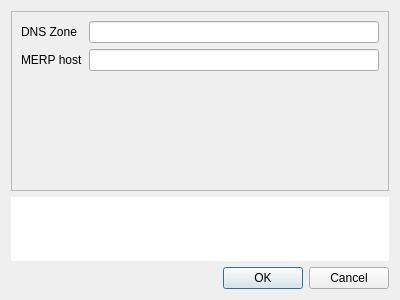
Qt form settings.ui (liquidweaver/Pulse) before a commit.
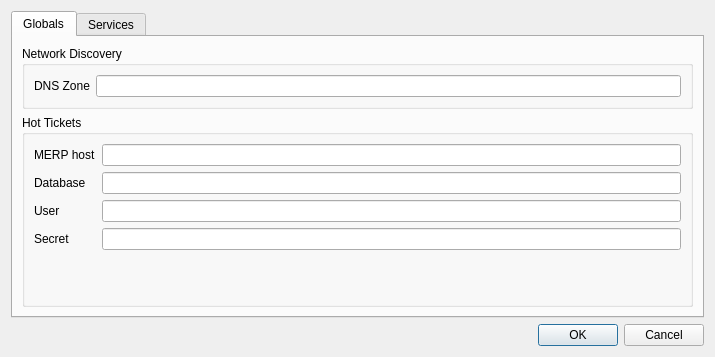
The same form after that commit. Icons and pictures are not drawn.

Diff of the .ui file:
```diff
--- a/settings.ui
+++ b/settings.ui
@@ -6,8 +6,8 @@
    <rect>
     <x>0</x>
     <y>0</y>
-    <width>400</width>
-    <height>300</height>
+    <width>715</width>
+    <height>357</height>
    </rect>
   </property>
   <property name="windowTitle">
@@ -15,23 +15,21 @@
   </property>
   <layout class="QVBoxLayout" name="verticalLayout">
    <item>
-    <widget class="QFrame" name="frame">
-     <property name="sizePolicy">
-      <sizepolicy hsizetype="Preferred" vsizetype="Preferred">
-       <horstretch>0</horstretch>
-       <verstretch>1</verstretch>
-      </sizepolicy>
+    <widget class="QTabWidget" name="tabWidget">
+     <property name="currentIndex">
+      <number>0</number>
      </property>
-     <property name="frameShape">
-      <enum>QFrame::StyledPanel</enum>
-     </property>
-     <property name="frameShadow">
-      <enum>QFrame::Raised</enum>
-     </property>
-     <layout class="QFormLayout" name="formLayout_2">
-      <property name="fieldGrowthPolicy">
-       <enum>QFormLayout::AllNonFixedFieldsGrow</enum>
-      </property>
+     <widget class="QWidget" name="tab_globals">
+      <attribute name="title">
+       <string>Globals</string>
+      </attribute>
+      <layout class="QVBoxLayout" name="verticalLayout_2">
+       <item>
+        <widget class="QGroupBox" name="groupBox">
+         <property name="title">
+          <string>Network Discovery</string>
+         </property>
+         <layout class="QFormLayout" name="formLayout">
       <item row="0" column="0">
        <widget class="QLabel" name="label">
         <property name="text">
@@ -42,6 +40,21 @@
       <item row="0" column="1">
        <widget class="QLineEdit" name="edit_zone"/>
       </item>
+         </layout>
+        </widget>
+       </item>
+       <item>
+        <widget class="QGroupBox" name="groupBox_2">
+         <property name="sizePolicy">
+          <sizepolicy hsizetype="Preferred" vsizetype="Preferred">
+           <horstretch>0</horstretch>
+           <verstretch>1</verstretch>
+          </sizepolicy>
+         </property>
+         <property name="title">
+          <string>Hot Tickets</string>
+         </property>
+         <layout class="QFormLayout" name="formLayout_2">
       <item row="1" column="0">
        <widget class="QLabel" name="label_2">
         <property name="text">
@@ -52,36 +65,105 @@
       <item row="1" column="1">
        <widget class="QLineEdit" name="edit_merp_host"/>
       </item>
+          <item row="3" column="0">
+           <widget class="QLabel" name="label_4">
+            <property name="text">
+             <string>User</string>
+            </property>
+           </widget>
+          </item>
+          <item row="3" column="1">
+           <widget class="QLineEdit" name="edit_user"/>
+          </item>
+          <item row="4" column="0">
+           <widget class="QLabel" name="label_5">
+            <property name="text">
+             <string>Secret</string>
+            </property>
+           </widget>
+          </item>
+          <item row="4" column="1">
+           <widget class="QLineEdit" name="edit_pass"/>
+          </item>
+          <item row="2" column="0">
+           <widget class="QLabel" name="label_6">
+            <property name="text">
+             <string>Database</string>
+            </property>
+           </widget>
+          </item>
+          <item row="2" column="1">
+           <widget class="QLineEdit" name="edit_db_name"/>
+          </item>
      </layout>
     </widget>
    </item>
+      </layout>
+     </widget>
+     <widget class="QWidget" name="tab_services">
+      <attribute name="title">
+       <string>Services</string>
+      </attribute>
+      <layout class="QVBoxLayout" name="verticalLayout_3">
    <item>
-    <widget class="QTextEdit" name="txt_config_path">
-     <property name="sizePolicy">
-      <sizepolicy hsizetype="Expanding" vsizetype="Minimum">
-       <horstretch>0</horstretch>
-       <verstretch>0</verstretch>
-      </sizepolicy>
-     </property>
-     <property name="maximumSize">
+        <widget class="QTableView" name="tableView"/>
+       </item>
+       <item>
+        <widget class="QFrame" name="frame">
+         <property name="frameShape">
+          <enum>QFrame::StyledPanel</enum>
+         </property>
+         <property name="frameShadow">
+          <enum>QFrame::Raised</enum>
+         </property>
+         <layout class="QHBoxLayout" name="horizontalLayout">
+          <item>
+           <widget class="QLabel" name="label_3">
+            <property name="text">
+             <string>&lt;!DOCTYPE HTML PUBLIC &quot;-//W3C//DTD HTML 4.0//EN&quot; &quot;http://www.w3.org/TR/REC-html40/strict.dtd&quot;&gt;
+&lt;html&gt;&lt;head&gt;&lt;meta name=&quot;qrichtext&quot; content=&quot;1&quot; /&gt;&lt;style type=&quot;text/css&quot;&gt;
+p, li { white-space: pre-wrap; }
+&lt;/style&gt;&lt;/head&gt;&lt;body style=&quot; font-family:'MS Shell Dlg 2'; font-size:8.25pt; font-weight:400; font-style:normal;&quot;&gt;
+&lt;p style=&quot; margin-top:0px; margin-bottom:0px; margin-left:0px; margin-right:0px; -qt-block-indent:0; text-indent:0px;&quot;&gt;&lt;span style=&quot; font-size:8pt;&quot;&gt;Set the program by double-clicking the path and selecting the program.&lt;/span&gt;&lt;/p&gt;
+&lt;p style=&quot; margin-top:0px; margin-bottom:0px; margin-left:0px; margin-right:0px; -qt-block-indent:0; text-indent:0px;&quot;&gt;&lt;span style=&quot; font-size:8pt;&quot;&gt;To set the arguments, use a hash sign (#) as a place holder for the FQDN.&lt;/span&gt;&lt;/p&gt;&lt;/body&gt;&lt;/html&gt;</string>
+            </property>
+            <property name="textFormat">
+             <enum>Qt::RichText</enum>
+            </property>
+           </widget>
+          </item>
+          <item>
+           <spacer name="horizontalSpacer">
+            <property name="orientation">
+             <enum>Qt::Horizontal</enum>
+            </property>
+            <property name="sizeHint" stdset="0">
       <size>
-       <width>16777215</width>
-       <height>64</height>
-      </size>
-     </property>
-     <property name="styleSheet">
-      <string notr="true">background-image: url(:/ico/PNG/64/Gnome-Document-Properties-64.png);
-background-repeat:no-repeat;
-background-attachment:fixed;
-background-position:bottom right; 
-</string>
-     </property>
-     <property name="frameShape">
-      <enum>QFrame::NoFrame</enum>
-     </property>
-     <property name="readOnly">
-      <bool>true</bool>
-     </property>
+              <width>40</width>
+              <height>20</height>
+             </size>
+            </property>
+           </spacer>
+          </item>
+          <item>
+           <widget class="QPushButton" name="btn_settings">
+            <property name="text">
+             <string>Add Service</string>
+            </property>
+           </widget>
+          </item>
+          <item>
+           <widget class="QPushButton" name="pushButton">
+            <property name="text">
+             <string>Remove Selected</string>
+            </property>
+           </widget>
+          </item>
+         </layout>
+        </widget>
+       </item>
+      </layout>
+     </widget>
     </widget>
    </item>
    <item>
```
Left out of the diff: 44 changed lines with no effect on the pictures. Lines whose indentation alone changed are shown as unchanged.
